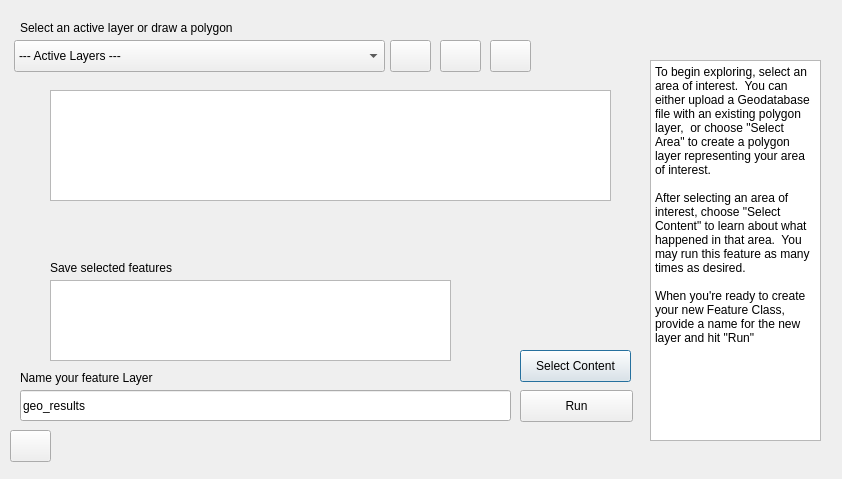
Old version of the form kwg_geoenrichment/kwg_plugin_dialog_base.ui in the repository KnowWhereGraph/geoenrichment-qgis.
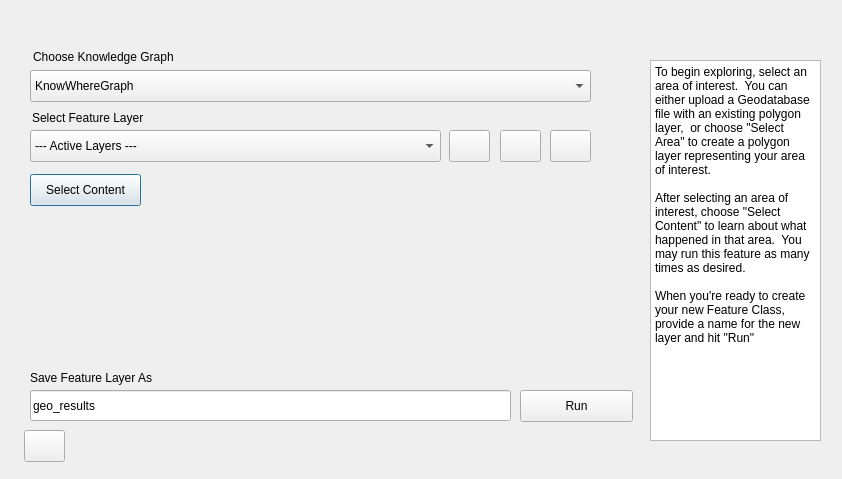
New version of the form.

Commit message:
Modify UI layout for main plugin window
Modify UI layout for main plugin window

Diff of the .ui file:
```diff
--- a/kwg_geoenrichment/kwg_plugin_dialog_base.ui
+++ b/kwg_geoenrichment/kwg_plugin_dialog_base.ui
@@ -16,22 +16,22 @@
   <widget class="QLabel" name="label_layerName">
    <property name="geometry">
     <rect>
-     <x>20</x>
+     <x>30</x>
      <y>370</y>
      <width>161</width>
      <height>16</height>
     </rect>
    </property>
    <property name="text">
-    <string>Name your feature Layer</string>
+    <string>Save Feature Layer As</string>
    </property>
   </widget>
   <widget class="QLineEdit" name="lineEdit_layerName">
    <property name="geometry">
     <rect>
-     <x>20</x>
+     <x>30</x>
      <y>390</y>
-     <width>491</width>
+     <width>481</width>
      <height>31</height>
     </rect>
    </property>
@@ -42,8 +42,8 @@
   <widget class="QPushButton" name="pushButton_content">
    <property name="geometry">
     <rect>
-     <x>520</x>
-     <y>350</y>
+     <x>30</x>
+     <y>174</y>
      <width>111</width>
      <height>32</height>
     </rect>
@@ -52,16 +52,6 @@
     <string>Select Content</string>
    </property>
   </widget>
-  <widget class="QListWidget" name="listWidget">
-   <property name="geometry">
-    <rect>
-     <x>50</x>
-     <y>90</y>
-     <width>561</width>
-     <height>111</height>
-    </rect>
-   </property>
-  </widget>
   <widget class="QPushButton" name="pushButton_run">
    <property name="geometry">
     <rect>
@@ -75,16 +65,6 @@
     <string>Run</string>
    </property>
   </widget>
-  <widget class="QTableWidget" name="tableWidget">
-   <property name="geometry">
-    <rect>
-     <x>50</x>
-     <y>280</y>
-     <width>401</width>
-     <height>81</height>
-    </rect>
-   </property>
-  </widget>
   <widget class="QPlainTextEdit" name="plainTextEdit">
    <property name="geometry">
     <rect>
@@ -102,25 +82,12 @@
 When you're ready to create your new Feature Class,  provide a name for the new layer and hit &quot;Run&quot;</string>
    </property>
   </widget>
-  <widget class="QLabel" name="label">
-   <property name="geometry">
-    <rect>
-     <x>50</x>
-     <y>260</y>
-     <width>151</width>
-     <height>16</height>
-    </rect>
-   </property>
-   <property name="text">
-    <string>Save selected features</string>
-   </property>
-  </widget>
   <widget class="QComboBox" name="comboBox_layers">
    <property name="geometry">
     <rect>
-     <x>14</x>
-     <y>40</y>
-     <width>371</width>
+     <x>30</x>
+     <y>130</y>
+     <width>411</width>
      <height>32</height>
     </rect>
    </property>
@@ -136,8 +103,8 @@
   <widget class="QPushButton" name="pushButton_gdb">
    <property name="geometry">
     <rect>
-     <x>390</x>
-     <y>40</y>
+     <x>449</x>
+     <y>130</y>
      <width>41</width>
      <height>32</height>
     </rect>
@@ -152,8 +119,8 @@
   <widget class="QPushButton" name="pushButton_polygon">
    <property name="geometry">
     <rect>
-     <x>440</x>
-     <y>40</y>
+     <x>500</x>
+     <y>130</y>
      <width>41</width>
      <height>32</height>
     </rect>
@@ -169,8 +136,8 @@
   <widget class="QPushButton" name="pushButton_refresh">
    <property name="geometry">
     <rect>
-     <x>490</x>
-     <y>40</y>
+     <x>550</x>
+     <y>130</y>
      <width>41</width>
      <height>32</height>
     </rect>
@@ -185,7 +152,7 @@
   <widget class="QPushButton" name="toolButton">
    <property name="geometry">
     <rect>
-     <x>10</x>
+     <x>24</x>
      <y>430</y>
      <width>41</width>
      <height>32</height>
@@ -198,14 +165,45 @@
   <widget class="QLabel" name="label_2">
    <property name="geometry">
     <rect>
-     <x>20</x>
-     <y>20</y>
+     <x>32</x>
+     <y>110</y>
      <width>261</width>
      <height>16</height>
     </rect>
    </property>
    <property name="text">
-    <string>Select an active layer or draw a polygon</string>
+    <string>Select Feature Layer</string>
+   </property>
+  </widget>
+  <widget class="QComboBox" name="comboBox_graph">
+   <property name="geometry">
+    <rect>
+     <x>30</x>
+     <y>70</y>
+     <width>561</width>
+     <height>32</height>
+    </rect>
+   </property>
+   <property name="toolTip">
+    <string>Select active layers from the project</string>
+   </property>
+   <item>
+    <property name="text">
+     <string>KnowWhereGraph</string>
+    </property>
+   </item>
+  </widget>
+  <widget class="QLabel" name="label_3">
+   <property name="geometry">
+    <rect>
+     <x>33</x>
+     <y>49</y>
+     <width>261</width>
+     <height>16</height>
+    </rect>
+   </property>
+   <property name="text">
+    <string>Choose Knowledge Graph</string>
    </property>
   </widget>
  </widget>
```
Left out of the diff: 4 changed lines with no effect on the pictures.
